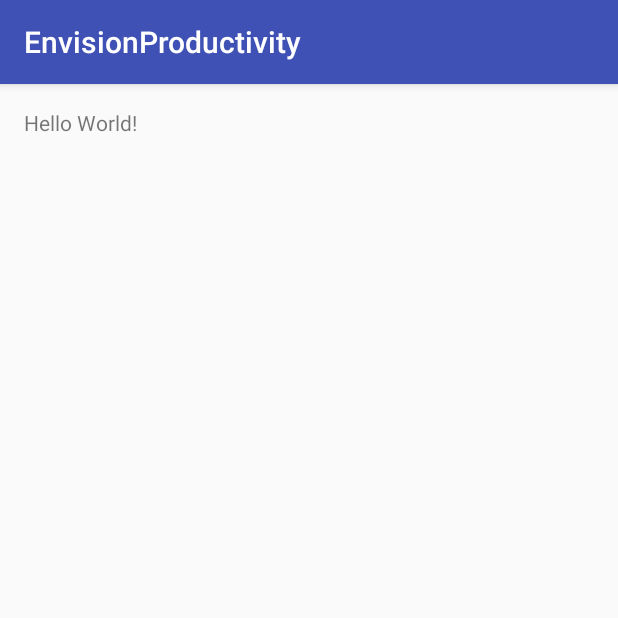
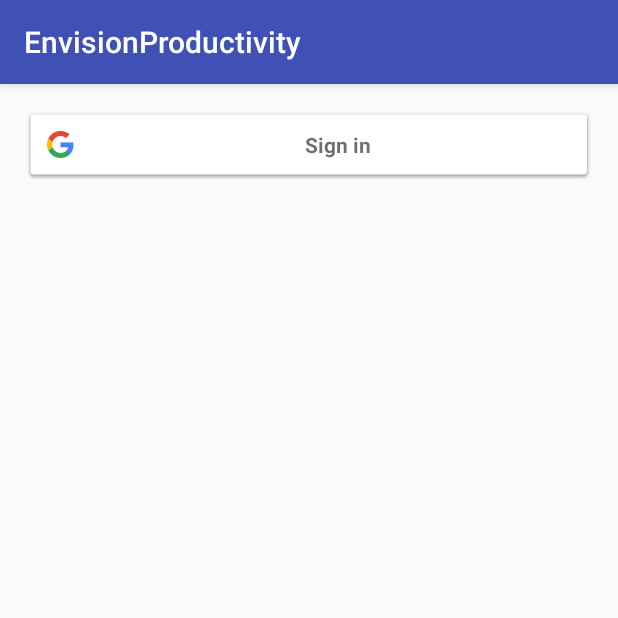
Before and after one commit to Neophytes/EnvisionProductivity, an Android app: the screen it shows after launch (MainActivity), on a phone screen of 412 x 824 dp, the top half of it. Run offline under Robolectric (Android 15) with nearby library versions, the phone set to English and light mode, and no system bars; 2 statements that could not run were skipped.

Commit message:
Google plus login

```diff
--- a/app/build.gradle
+++ b/app/build.gradle
@@ -23,4 +23,5 @@ dependencies {
     compile fileTree(dir: 'libs', include: ['*.jar'])
     testCompile 'junit:junit:4.12'
     compile 'com.android.support:appcompat-v7:23.1.1'
+    compile 'com.google.android.gms:play-services:8.1.0'
 }
--- a/app/src/main/res/layout/activity_main.xml
+++ b/app/src/main/res/layout/activity_main.xml
@@ -1,5 +1,5 @@
 <?xml version="1.0" encoding="utf-8"?>
-<RelativeLayout xmlns:android="http://schemas.android.com/apk/res/android"
+<LinearLayout xmlns:android="http://schemas.android.com/apk/res/android"
     xmlns:tools="http://schemas.android.com/tools"
     android:layout_width="match_parent"
     android:layout_height="match_parent"
@@ -9,8 +9,9 @@
     android:paddingTop="@dimen/activity_vertical_margin"
     tools:context="com.chhavi.envisionproductivity.MainActivity">
 
-    <TextView
-        android:layout_width="wrap_content"
+    <com.google.android.gms.common.SignInButton
+        android:id="@+id/btn_sign_in"
+        android:layout_width="fill_parent"
         android:layout_height="wrap_content"
-        android:text="Hello World!" />
-</RelativeLayout>
+        android:layout_marginBottom="20dp"/>
+</LinearLayout>
--- a/app/src/main/res/values/strings.xml
+++ b/app/src/main/res/values/strings.xml
@@ -1,3 +1,4 @@
 <resources>
     <string name="app_name">EnvisionProductivity</string>
+    <integer name="google_play_services_version">8115000</integer>
 </resources>
```
Also changed, not shown: app/src/main/AndroidManifest.xml (+7 -0 lines), app/src/main/java/com/chhavi/envisionproductivity/MainActivity.java (+141 -1 lines).
